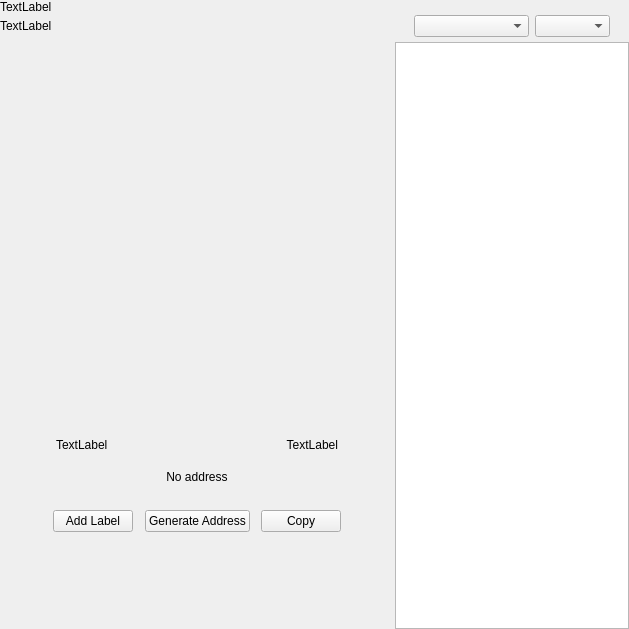
This is src/qt/encocoin/forms/receivewidget.ui in kopernikus-git/xnk-1 as Qt 5 draws it before an edit. The edited form follows.
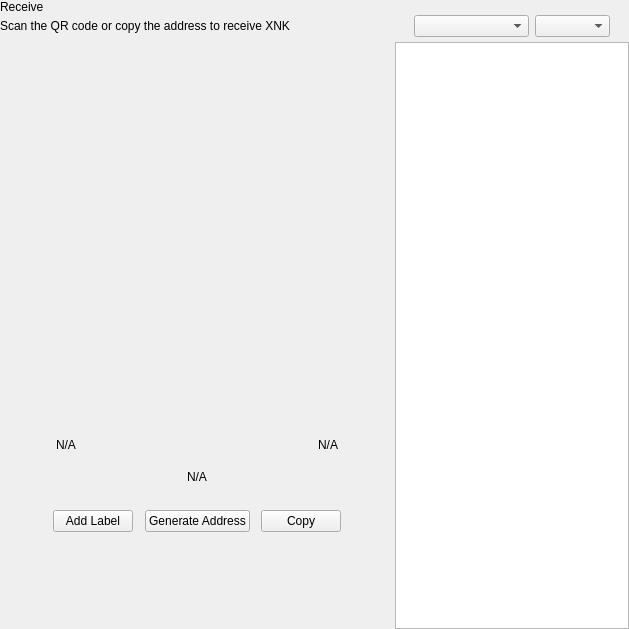
This is the edited form. Custom widgets are drawn as their Qt base class.

The edit to the form file:
```diff
--- a/src/qt/encocoin/forms/receivewidget.ui
+++ b/src/qt/encocoin/forms/receivewidget.ui
@@ -71,14 +71,14 @@
             <item>
              <widget class="QLabel" name="labelTitle">
               <property name="text">
-               <string>TextLabel</string>
+               <string>Receive</string>
               </property>
              </widget>
             </item>
             <item alignment="Qt::AlignTop">
              <widget class="QLabel" name="labelSubtitle1">
               <property name="text">
-               <string>TextLabel</string>
+               <string>Scan the QR code or copy the address to receive XNK</string>
               </property>
              </widget>
             </item>
@@ -190,7 +190,7 @@
               <item>
                <widget class="QLabel" name="labelLabel">
                 <property name="text">
-                 <string>TextLabel</string>
+                 <string notr="true">N/A</string>
                 </property>
                </widget>
               </item>
@@ -210,7 +210,7 @@
               <item>
                <widget class="QLabel" name="labelDate">
                 <property name="text">
-                 <string>TextLabel</string>
+                 <string notr="true">N/A</string>
                 </property>
                 <property name="alignment">
                  <set>Qt::AlignRight|Qt::AlignTrailing|Qt::AlignVCenter</set>
@@ -235,7 +235,7 @@
               </size>
              </property>
              <property name="text">
-              <string>No address</string>
+              <string notr="true">N/A</string>
              </property>
              <property name="alignment">
               <set>Qt::AlignCenter</set>
```
